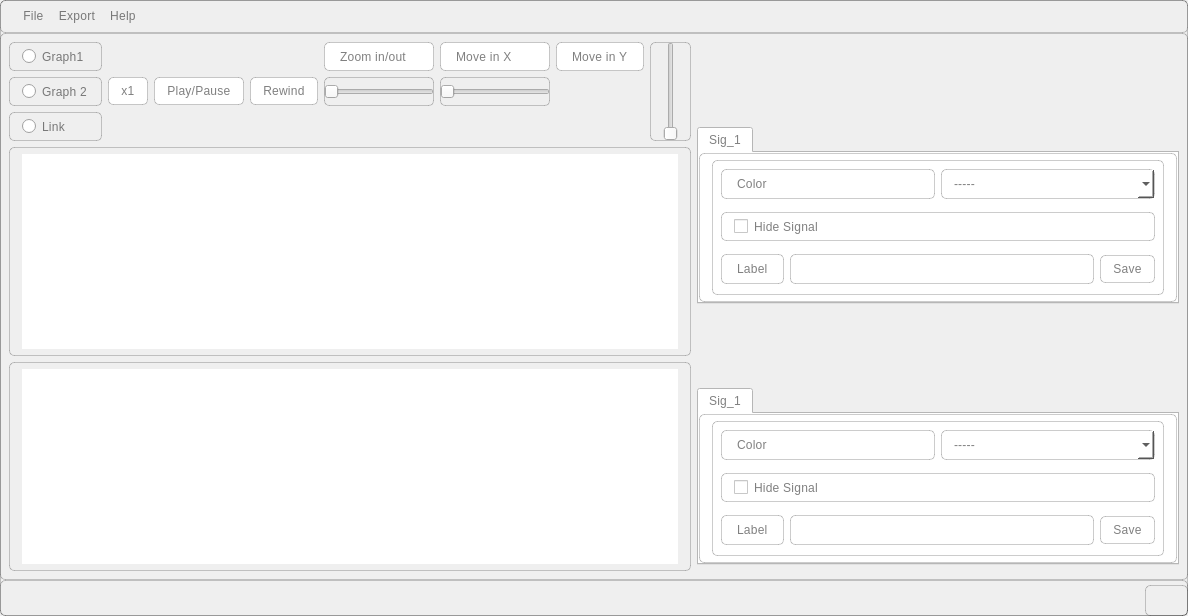
Above: main.ui from AliBadran716/Signal_Viewer before the change. Below: the same form after it.
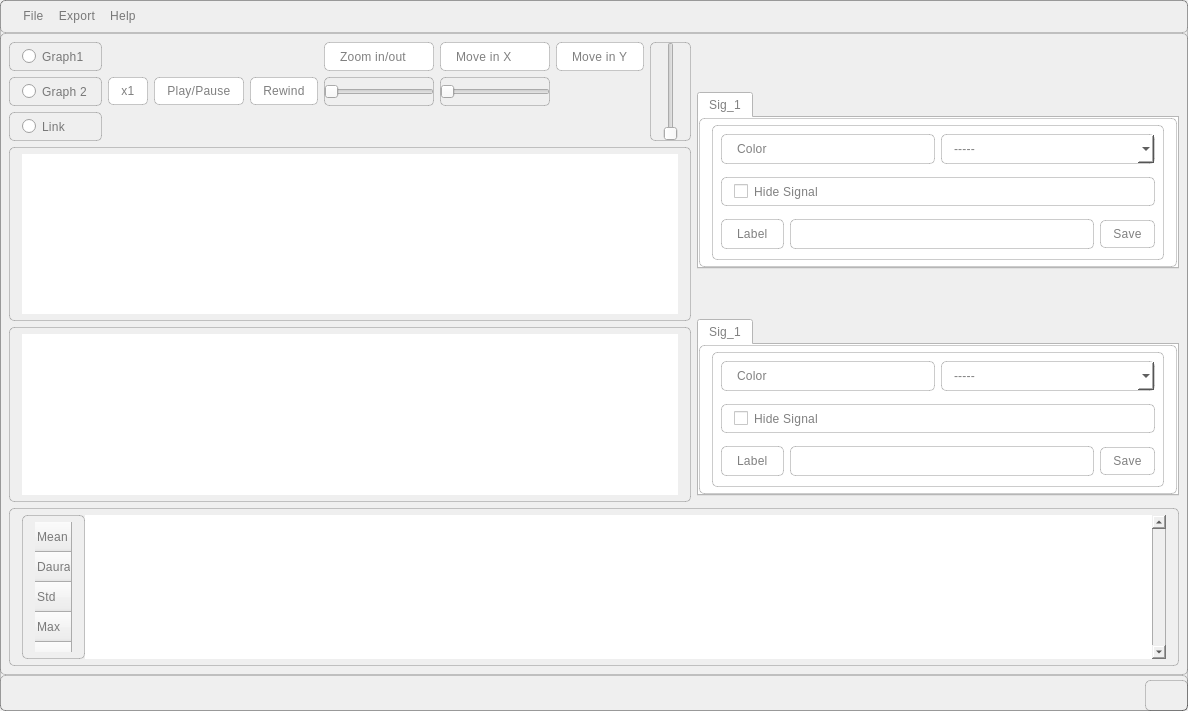
That is the form after the change. Custom widgets are drawn as their Qt base class.

```diff
--- a/main.ui
+++ b/main.ui
@@ -7,7 +7,7 @@
     <x>0</x>
     <y>0</y>
     <width>1188</width>
-    <height>616</height>
+    <height>711</height>
    </rect>
   </property>
   <property name="windowTitle">
@@ -521,6 +521,35 @@
       </item>
      </layout>
     </item>
+    <item row="2" column="0">
+     <widget class="QTableWidget" name="tableWidget">
+      <row>
+       <property name="text">
+        <string>Mean</string>
+       </property>
+      </row>
+      <row>
+       <property name="text">
+        <string>Dauratoin</string>
+       </property>
+      </row>
+      <row>
+       <property name="text">
+        <string>Std</string>
+       </property>
+      </row>
+      <row>
+       <property name="text">
+        <string>Max</string>
+       </property>
+      </row>
+      <row>
+       <property name="text">
+        <string>Min</string>
+       </property>
+      </row>
+     </widget>
+    </item>
    </layout>
   </widget>
   <widget class="QMenuBar" name="menubar">
```
